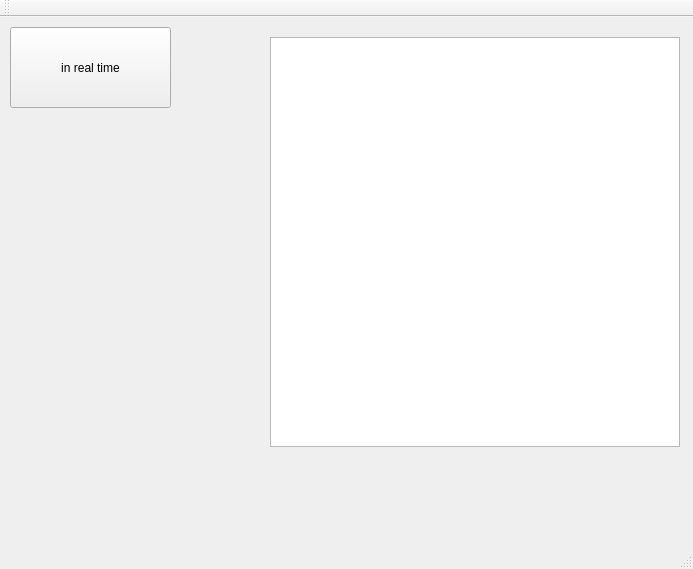
Qt form mainwindow.ui (vkaliteevsky/eq) before a commit.
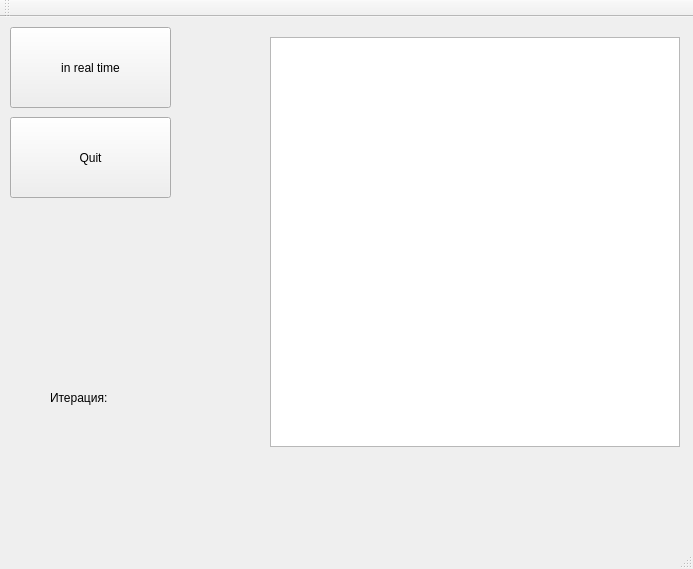
The same form after that commit.

```diff
--- a/mainwindow.ui
+++ b/mainwindow.ui
@@ -37,6 +37,32 @@
      <string>in real time</string>
     </property>
    </widget>
+   <widget class="QPushButton" name="pushButton_2">
+    <property name="geometry">
+     <rect>
+      <x>10</x>
+      <y>100</y>
+      <width>161</width>
+      <height>81</height>
+     </rect>
+    </property>
+    <property name="text">
+     <string>Quit</string>
+    </property>
+   </widget>
+   <widget class="QLabel" name="label">
+    <property name="geometry">
+     <rect>
+      <x>50</x>
+      <y>350</y>
+      <width>131</width>
+      <height>61</height>
+     </rect>
+    </property>
+    <property name="text">
+     <string>Итерация: </string>
+    </property>
+   </widget>
   </widget>
   <widget class="QMenuBar" name="menuBar">
    <property name="geometry">
```
